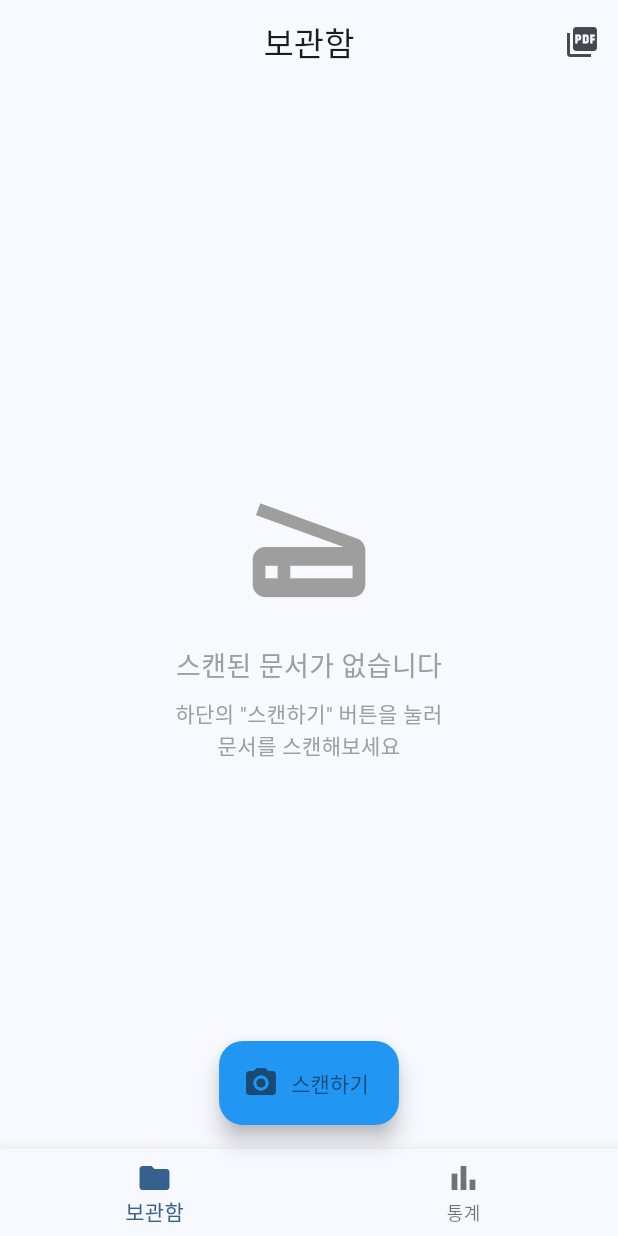
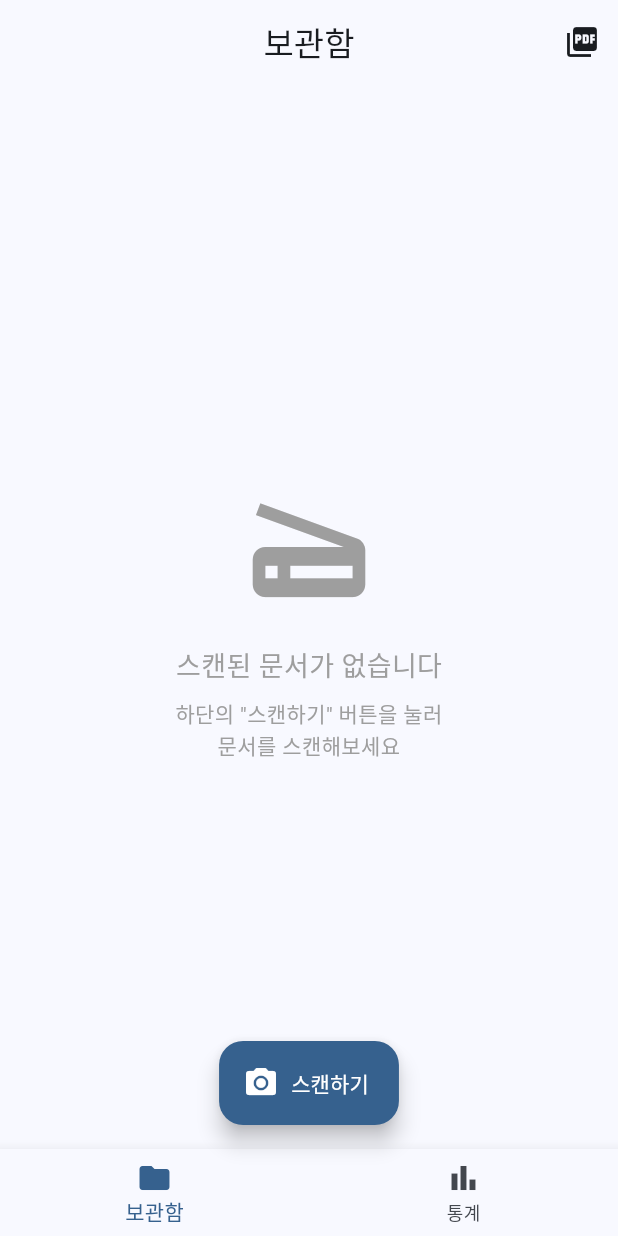
Before and after one commit to semanticist21/scannie, a Flutter app: the screen it shows after launch, on a phone screen of 412 x 824 dp. Run offline on Flutter 3.47's test engine with Material 3 defaults, Android fonts, the phone set to English and light mode, and no system bars; our stand-ins replace camera, pdf, permission_handler, printing, shared_preferences; missing offline and left inert: edge_detection.

Commit message:
feat: Material 3 체계적 테마 관리 시스템 도입
## 주요 변경사항
- Material 3 best practices 기반 테마 시스템 구축
- ColorScheme.fromSeed로 조화로운 색상 자동 생성
- lib/config/theme/app_theme.dart 신규 생성

## 테마 구조
- AppTheme 클래스로 light/dark 테마 중앙 관리
- 50+ Material 3 색상 역할 활용
  - primary (파랑): 메인 액션, 버튼
  - tertiary (앰버): 프리미엄 기능
  - error (빨강): 삭제 등 위험 동작
  - surface 계층: 배경/카드 등

## ThemeExtension 헬퍼
- context.colors: ColorScheme 빠른 접근
- context.textTheme: TextTheme 빠른 접근
- 커스텀 컬러: cameraDarkBg, successColor, promotionColor

## 화면별 적용
- main.dart: AppTheme.light/dark 적용
- home_screen.dart: FAB 테마 자동 적용
- premium_screen.dart: gradient, 가격 카드, 프로모션 뱃지
- gallery_screen.dart: 삭제 버튼 error 색상
- edit_screen.dart: 필터 선택, Pro 기능 tertiary 색상

## 검증
- flutter analyze 통과 (에러 0개)
- 다크모드 자동 지원
- 일관된 색상 체계 확립

```diff
--- /dev/null
+++ b/lib/config/theme/app_theme.dart
@@ -0,0 +1,171 @@
+import 'package:flutter/material.dart';
+
+/// Scannie 앱의 테마 관리 클래스
+/// Material 3 디자인 시스템 기반
+class AppTheme {
+  // Private constructor to prevent instantiation
+  AppTheme._();
+
+  // ============================================================================
+  // 시드 컬러 (ColorScheme.fromSeed의 기준)
+  // ============================================================================
+
+  static const Color _primarySeedColor = Color(0xFF2196F3); // Material Blue
+  static const Color _tertiarySeedColor = Color(0xFFFFA726); // Amber for Premium
+
+  // ============================================================================
+  // 커스텀 컬러 (ColorScheme에 없는 특수 용도)
+  // ============================================================================
+
+  /// 카메라/편집 화면 배경색 (완전한 검은색)
+  static const Color cameraDarkBackground = Color(0xFF000000);
+
+  /// 성공/정렬 완료 색상
+  static const Color success = Color(0xFF4CAF50);
+
+  /// 할인/프로모션 뱃지 색상
+  static const Color promotion = Color(0xFFFF9800);
+
+  // ============================================================================
+  // Light Theme
+  // ============================================================================
+
+  static ThemeData get light {
+    final colorScheme = ColorScheme.fromSeed(
+      seedColor: _primarySeedColor,
+      brightness: Brightness.light,
+      // Tertiary는 프리미엄 기능에 사용
+      tertiary: _tertiarySeedColor,
+    );
+
+    return ThemeData(
+      useMaterial3: true,
+      colorScheme: colorScheme,
+
+      // AppBar 테마
+      appBarTheme: AppBarTheme(
+        centerTitle: true,
+        elevation: 0,
+        backgroundColor: colorScheme.surface,
+        foregroundColor: colorScheme.onSurface,
+      ),
+
+      // Elevated Button 테마
+      elevatedButtonTheme: ElevatedButtonThemeData(
+        style: ElevatedButton.styleFrom(
+          backgroundColor: colorScheme.primary,
+          foregroundColor: colorScheme.onPrimary,
+          shape: RoundedRectangleBorder(
+            borderRadius: BorderRadius.circular(12),
+          ),
+          padding: const EdgeInsets.symmetric(vertical: 16),
+        ),
+      ),
+
+      // Floating Action Button 테마
+      floatingActionButtonTheme: FloatingActionButtonThemeData(
+        backgroundColor: colorScheme.primary,
+        foregroundColor: colorScheme.onPrimary,
+      ),
+
+      // Card 테마
+      cardTheme: CardThemeData(
+        elevation: 2,
+        shape: RoundedRectangleBorder(
+          borderRadius: BorderRadius.circular(12),
+        ),
+      ),
+
+      // Input Decoration 테마
+      inputDecorationTheme: InputDecorationTheme(
+        border: OutlineInputBorder(
+          borderRadius: BorderRadius.circular(12),
+        ),
+        filled: true,
+      ),
+
+      // BottomNavigationBar 테마
+      bottomNavigationBarTheme: BottomNavigationBarThemeData(
+        selectedItemColor: colorScheme.primary,
+        unselectedItemColor: colorScheme.onSurfaceVariant,
+      ),
+    );
+  }
+
+  // ============================================================================
+  // Dark Theme
+  // ============================================================================
+
+  static ThemeData get dark {
+    final colorScheme = ColorScheme.fromSeed(
+      seedColor: _primarySeedColor,
+      brightness: Brightness.dark,
+      tertiary: _tertiarySeedColor,
+    );
+
+    return ThemeData(
+      useMaterial3: true,
+      colorScheme: colorScheme,
+
+      appBarTheme: AppBarTheme(
+        centerTitle: true,
+        elevation: 0,
+        backgroundColor: colorScheme.surface,
+        foregroundColor: colorScheme.onSurface,
+      ),
+
+      elevatedButtonTheme: ElevatedButtonThemeData(
+        style: ElevatedButton.styleFrom(
+          backgroundColor: colorScheme.primary,
+          foregroundColor: colorScheme.onPrimary,
+          shape: RoundedRectangleBorder(
+            borderRadius: BorderRadius.circular(12),
+          ),
+          padding: const EdgeInsets.symmetric(vertical: 16),
+        ),
+      ),
+
+      floatingActionButtonTheme: FloatingActionButtonThemeData(
+        backgroundColor: colorScheme.primary,
+        foregroundColor: colorScheme.onPrimary,
+      ),
+
+      cardTheme: CardThemeData(
+        elevation: 2,
+        shape: RoundedRectangleBorder(
+          borderRadius: BorderRadius.circular(12),
+        ),
+      ),
+
+      inputDecorationTheme: InputDecorationTheme(
+        border: OutlineInputBorder(
+          borderRadius: BorderRadius.circular(12),
+        ),
+        filled: true,
+      ),
+
+      bottomNavigationBarTheme: BottomNavigationBarThemeData(
+        selectedItemColor: colorScheme.primary,
+        unselectedItemColor: colorScheme.onSurfaceVariant,
+      ),
+    );
+  }
+}
+
+// ============================================================================
+// Theme Extension Helper
+// ============================================================================
+
+/// BuildContext에서 쉽게 테마에 접근하기 위한 확장
+extension ThemeExtension on BuildContext {
+  /// ColorScheme 빠른 접근
+  ColorScheme get colors => Theme.of(this).colorScheme;
+
+  /// TextTheme 빠른 접근
+  TextTheme get textTheme => Theme.of(this).textTheme;
+
+  /// 커스텀 컬러 접근
+  Color get cameraDarkBg => AppTheme.cameraDarkBackground;
+  Color get successColor => AppTheme.success;
+  Color get promotionColor => AppTheme.promotion;
+}
--- a/lib/main.dart
+++ b/lib/main.dart
@@ -1,6 +1,7 @@
 import 'package:flutter/material.dart';
 import 'package:flutter/services.dart';
 import 'package:provider/provider.dart';
+import 'config/theme/app_theme.dart';
 import 'screens/home_screen.dart';
 import 'providers/document_provider.dart';
 
@@ -27,33 +28,9 @@ class ScannieApp extends StatelessWidget {
         title: 'Scannie',
         debugShowCheckedModeBanner: false,
 
-        // 라이트 모드 테마
-        theme: ThemeData(
-          colorScheme: ColorScheme.fromSeed(
-            seedColor: Colors.blue,
-            brightness: Brightness.light,
-          ),
-          useMaterial3: true,
-          appBarTheme: const AppBarTheme(
-            centerTitle: true,
-            elevation: 0,
-          ),
-        ),
-
-        // 다크 모드 테마
-        darkTheme: ThemeData(
-          colorScheme: ColorScheme.fromSeed(
-            seedColor: Colors.blue,
-            brightness: Brightness.dark,
-          ),
-          useMaterial3: true,
-          appBarTheme: const AppBarTheme(
-            centerTitle: true,
-            elevation: 0,
-          ),
-        ),
-
-        // 시스템 설정 따라감
+        // Material 3 테마 적용
+        theme: AppTheme.light,
+        darkTheme: AppTheme.dark,
         themeMode: ThemeMode.system,
 
         home: const HomeScreen(),
--- a/lib/screens/gallery_screen.dart
+++ b/lib/screens/gallery_screen.dart
@@ -2,6 +2,7 @@ import 'dart:io';
 import 'package:flutter/material.dart';
 import 'package:provider/provider.dart';
 import 'package:printing/printing.dart';
+import '../config/theme/app_theme.dart';
 import '../models/scanned_document.dart';
 import '../services/pdf_service.dart';
 import '../providers/document_provider.dart';
@@ -151,7 +152,10 @@ class GalleryScreen extends StatelessWidget {
                 const SnackBar(content: Text('문서가 삭제되었습니다')),
               );
             },
-            style: ElevatedButton.styleFrom(backgroundColor: Colors.red),
+            style: ElevatedButton.styleFrom(
+              backgroundColor: context.colors.error,
+              foregroundColor: context.colors.onError,
+            ),
             child: const Text('삭제'),
           ),
         ],
--- a/lib/screens/home_screen.dart
+++ b/lib/screens/home_screen.dart
@@ -48,7 +48,6 @@ class _HomeScreenState extends State<HomeScreen> {
         onPressed: _openCamera,
         icon: const Icon(Icons.camera_alt),
         label: const Text('스캔하기'),
-        backgroundColor: Colors.blue,
       ),
       floatingActionButtonLocation: FloatingActionButtonLocation.centerFloat,
       bottomNavigationBar: BottomNavigationBar(
```
Also changed, not shown: lib/screens/edit_screen.dart (+13 -12 lines), lib/screens/premium_screen.dart (+17 -23 lines).
